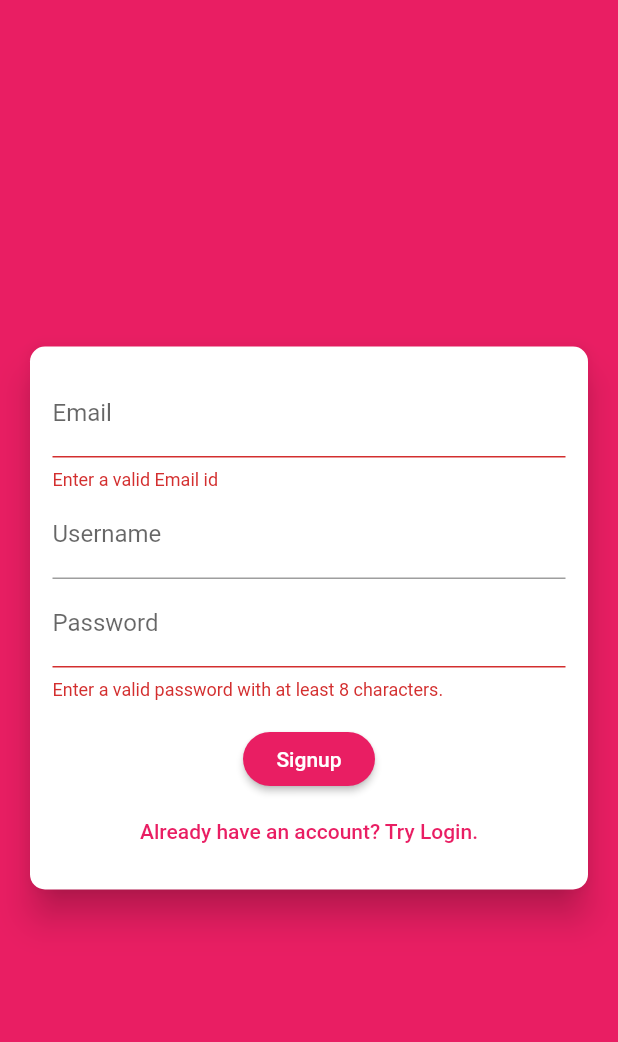
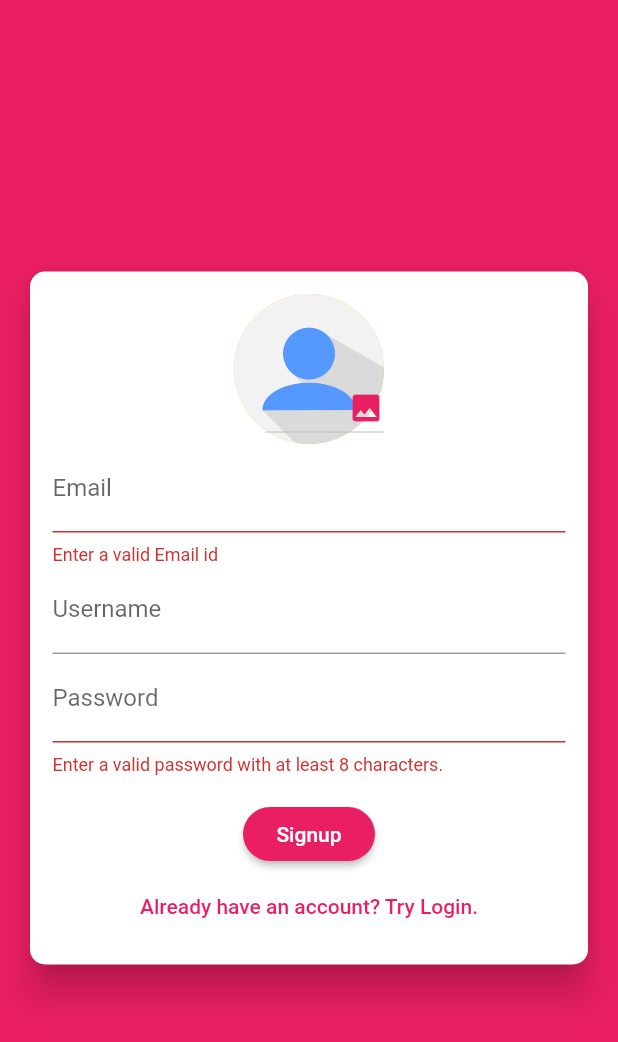
Before and after one commit to ManoVikram/Chat-App, a Flutter app: the screen it shows after launch, after a tap on "Login", after a tap on "Create new account", on a phone screen of 412 x 824 dp. Shown: the top 1042 px of the screen. Run offline on Flutter 3.47's test engine with Material 2 defaults, Android fonts, the phone set to English and light mode, and no system bars; our stand-ins replace cloud_firestore, firebase_auth, firebase_storage, image_picker; accounts and stored records are empty.

Commit message:
Users can add their profile picture. Users' chats are customized and organized. Users' chats are stored on Firebase. Finally, now, users can Signup/Login, chat with other usres.

```diff
--- /dev/null
+++ b/lib/pickers/userImagePicker.dart
@@ -0,0 +1,77 @@
+import 'dart:io';
+
+import 'package:flutter/material.dart';
+import 'package:image_picker/image_picker.dart';
+
+class UserImagePicker extends StatefulWidget {
+  final void Function(File pickedImage) userPickedImage;
+
+  UserImagePicker(this.userPickedImage);
+
+  @override
+  _UserImagePickerState createState() => _UserImagePickerState();
+}
+
+class _UserImagePickerState extends State<UserImagePicker> {
+  File _pickedImage;
+
+  Future<void> _pickImage(bool isCamera) async {
+    final picker = ImagePicker();
+    final pickedImage = await picker.getImage(
+      source: isCamera ? ImageSource.camera : ImageSource.gallery,
+      imageQuality: 70,
+      maxWidth: 150,
+    );
+    if (pickedImage == null) {
+      return;
+    }
+    final pickedImageFile = File(pickedImage.path);
+    setState(() {
+      _pickedImage = pickedImageFile;
+    });
+    widget.userPickedImage(_pickedImage);
+  }
+
+  @override
+  Widget build(BuildContext context) {
+    return Stack(
+      children: [
+        CircleAvatar(
+          radius: 50,
+          backgroundColor: Colors.amber,
+          backgroundImage: _pickedImage != null
+              ? FileImage(_pickedImage)
+              : AssetImage("lib/assets/images/userImage.png"),
+        ),
+        /* IconButton(
+          icon: Icon(Icons.image),
+          onPressed: _pickImage,
+        ), */
+        DropdownButton(
+          icon: Icon(
+            Icons.image,
+            color: Theme.of(context).buttonColor,
+          ),
+          elevation: 7,
+          items: [
+            DropdownMenuItem(
+              child: Text("Camera"),
+              value: "camera",
+            ),
+            DropdownMenuItem(
+              child: Text("Gallery"),
+              value: "gallery",
+            ),
+          ],
+          onChanged: (value) {
+            if (value == "camera") {
+              _pickImage(true);
+            }
+            _pickImage(false);
+          },
+        ),
+      ],
+      alignment: AlignmentDirectional.bottomEnd,
+    );
+  }
+}
--- a/lib/widgets/auth/authForm.dart
+++ b/lib/widgets/auth/authForm.dart
@@ -1,14 +1,18 @@
+import 'dart:io';
+
 import 'package:flutter/material.dart';
+
+import '../../pickers/userImagePicker.dart';
 
 class AuthForm extends StatefulWidget {
   final void Function(
     String email,
     String username,
     String password,
+    File userImage,
     bool isLogin,
     BuildContext contxt,
   ) submitFunction;
-
   final bool isLoading;
 
   AuthForm(this.submitFunction, this.isLoading);
@@ -23,6 +27,11 @@ class _AuthFormState extends State<AuthForm> {
   String _userName = "";
   String _userPassword = "";
   bool _isLogin = true;
+  File _userImage;
+
+  void _userPickedImage(File image) {
+    _userImage = image;
+  }
 
   void _trySubmit() {
     print("Hello");
@@ -36,6 +45,16 @@ class _AuthFormState extends State<AuthForm> {
     // Helps in closing the keyboard.
     // Basically, it moves the focus from any field to nothing.
 
+    if (_userImage == null && !_isLogin) {
+      Scaffold.of(context).showSnackBar(
+        SnackBar(
+          content: Text("Please pick an image."),
+          backgroundColor: Theme.of(context).errorColor,
+        ),
+      );
+      return;
+    }
+
     if (isValid) {
       _formKey.currentState.save();
       // '.save()' triggers 'onSaved:' on every 'TextFormField()'
@@ -43,10 +62,14 @@ class _AuthFormState extends State<AuthForm> {
       print(_userName);
       print(_userPassword);
 
+      // 'authScreen.dart' handles all the Form related Firebase interactions.
+
+      // '_userImage' will be null if in Login mode.
       widget.submitFunction(
         _userEmail.trim(),
         _userName.trim(),
         _userPassword.trim(),
+        _userImage,
         _isLogin,
         context,
       );
@@ -75,6 +98,7 @@ class _AuthFormState extends State<AuthForm> {
                 // 'Column()' usually takes as much height as available.
                 // 'mainAxisSize: MainAxisSize.min' makes the Column() take only the required height.
                 children: [
+                  if (!_isLogin) UserImagePicker(_userPickedImage),
                   TextFormField(
                     key: ValueKey("email"),
                     // 'key:' helps in uniquely identifying data.
--- a/pubspec.yaml
+++ b/pubspec.yaml
@@ -30,6 +30,8 @@ dependencies:
   cupertino_icons: ^1.0.0
   cloud_firestore: ^0.13.5
   firebase_auth: ^0.16.1
+  firebase_storage: ^3.1.6
+  image_picker: ^0.6.7+12
 
 dev_dependencies:
   flutter_test:
@@ -47,9 +49,10 @@ flutter:
   uses-material-design: true
 
   # To add assets to your application, add an assets section, like this:
-  # assets:
+  assets:
   #   - images/a_dot_burr.jpeg
   #   - images/a_dot_ham.jpeg
+      - lib/assets/images/userImage.png
 
   # An image asset can refer to one or more resolution-specific "variants", see
   # https://flutter.dev/assets-and-images/#resolution-aware.
```
Also changed, not shown: lib/screens/authScreen.dart (+29 -0 lines), lib/screens/chatScreen.dart (+18 -23 lines), lib/widgets/chats/messageBubble.dart (added, +118 -0 lines), lib/widgets/chats/messages.dart (added, +69 -0 lines), lib/widgets/chats/newMessage.dart (added, +65 -0 lines), lib/assets/images/userImage.png (added), pubspec.lock, 1 other file.
